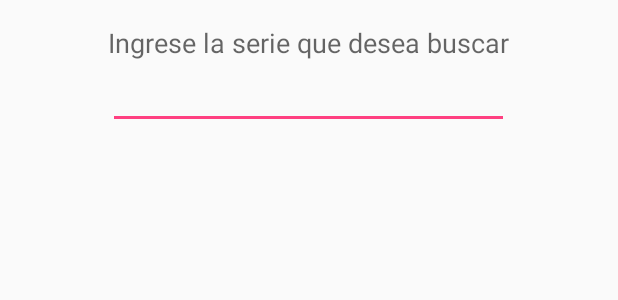
After one commit to BrendaDilschneider/ProyectoSeries, an Android app: the layout activity_buscar_serie.xml on its own in the app's theme, with its tools: preview values and no code run, on a phone screen of 412 x 824 dp. The commit adds this screen. Shown: the top 300 px of the screen. Run offline under Robolectric (Android 15) with nearby library versions, the phone set to English and light mode, and no system bars.

Commit message:
Creando activity para buscar una serie

```diff
--- a/app/src/main/AndroidManifest.xml
+++ b/app/src/main/AndroidManifest.xml
@@ -10,21 +10,23 @@
         android:theme="@style/AppTheme">
         <activity
             android:name=".SplashScreen"
-            android:label="@string/title_activity_splash_screen" >
+            android:label="@string/title_activity_splash_screen">
             <intent-filter>
                 <action android:name="android.intent.action.MAIN" />
+
                 <category android:name="android.intent.category.LAUNCHER" />
             </intent-filter>
         </activity>
         <activity
             android:name=".MainActivity"
-            android:label="@string/app_name" >
+            android:label="@string/app_name">
             <intent-filter>
                 <action android:name="android.intent.action.MAINACTIVITY" />
 
                 <category android:name="android.intent.category.DEFAULT" />
             </intent-filter>
         </activity>
+        <activity android:name=".ActivityBuscarSerie"></activity>
     </application>
 
 </manifest>
--- /dev/null
+++ b/app/src/main/res/layout/activity_buscar_serie.xml
@@ -0,0 +1,40 @@
+<?xml version="1.0" encoding="utf-8"?>
+<RelativeLayout xmlns:android="http://schemas.android.com/apk/res/android"
+    xmlns:tools="http://schemas.android.com/tools"
+    android:layout_width="match_parent"
+    android:layout_height="match_parent"
+    android:paddingBottom="@dimen/activity_vertical_margin"
+    android:paddingLeft="@dimen/activity_horizontal_margin"
+    android:paddingRight="@dimen/activity_horizontal_margin"
+    android:paddingTop="@dimen/activity_vertical_margin"
+    tools:context="series.proyectoseries.ActivityBuscarSerie">
+
+    <TextView
+        android:layout_width="wrap_content"
+        android:layout_height="wrap_content"
+        android:textAppearance="?android:attr/textAppearanceMedium"
+        android:text="Ingrese la serie que desea buscar"
+        android:id="@+id/textView"
+        android:layout_alignParentTop="true"
+        android:layout_centerHorizontal="true" />
+
+    <EditText
+        android:layout_width="wrap_content"
+        android:layout_height="wrap_content"
+        android:id="@+id/editText"
+        android:layout_below="@+id/textView"
+        android:layout_alignLeft="@+id/textView"
+        android:layout_alignStart="@+id/textView"
+        android:layout_alignRight="@+id/textView"
+        android:layout_alignEnd="@+id/textView" />
+
+    <ScrollView
+        android:layout_width="wrap_content"
+        android:layout_height="wrap_content"
+        android:id="@+id/scrollView"
+        android:layout_below="@+id/editText"
+        android:layout_alignLeft="@+id/editText"
+        android:layout_alignStart="@+id/editText"
+        android:layout_alignRight="@+id/editText"
+        android:layout_alignEnd="@+id/editText" />
+</RelativeLayout>
```
Also changed, not shown: app/src/main/java/series/proyectoseries/ActivityBuscarSerie.java (added, +13 -0 lines), app/src/main/java/series/proyectoseries/MainActivity.java (+13 -0 lines), app/src/main/res/layout/activity_main.xml (+4 -4 lines).
